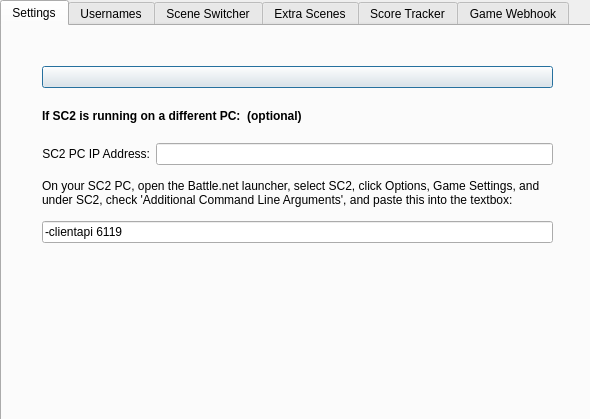
Before: the Qt Designer form forms/SettingsDialog.ui in leigholiver/OBS-SC2Switcher, drawn with Qt 5.
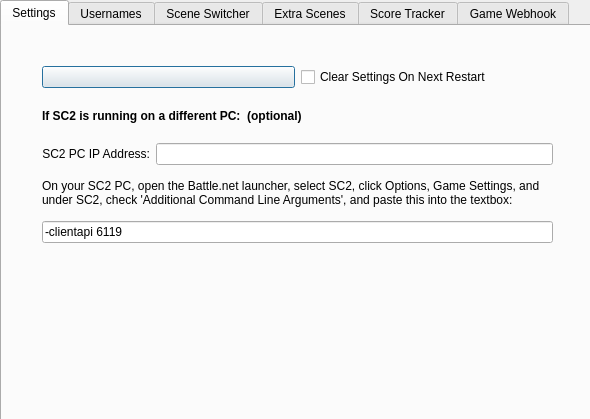
After: the same form once the commit is applied.

Commit message: fixed memory leaks, better handling when switching scene collections( big cause of duplicate usernames and webhook urls), option to remove all settings on next restart

```diff
--- a/forms/SettingsDialog.ui
+++ b/forms/SettingsDialog.ui
@@ -40,11 +40,22 @@
      </property>
      <layout class="QVBoxLayout" name="verticalLayout_14">
       <item>
+       <layout class="QHBoxLayout" name="horizontalLayout_10">
+        <item>
        <widget class="QPushButton" name="toggleStartButton">
         <property name="text">
          <string/>
         </property>
        </widget>
+        </item>
+        <item>
+         <widget class="QCheckBox" name="clearSettings">
+          <property name="text">
+           <string>Clear Settings On Next Restart</string>
+          </property>
+         </widget>
+        </item>
+       </layout>
       </item>
       <item>
        <layout class="QVBoxLayout" name="verticalLayout_8">
```
Lines whose indentation alone changed are shown as unchanged. The commit also changes 6 other files.
